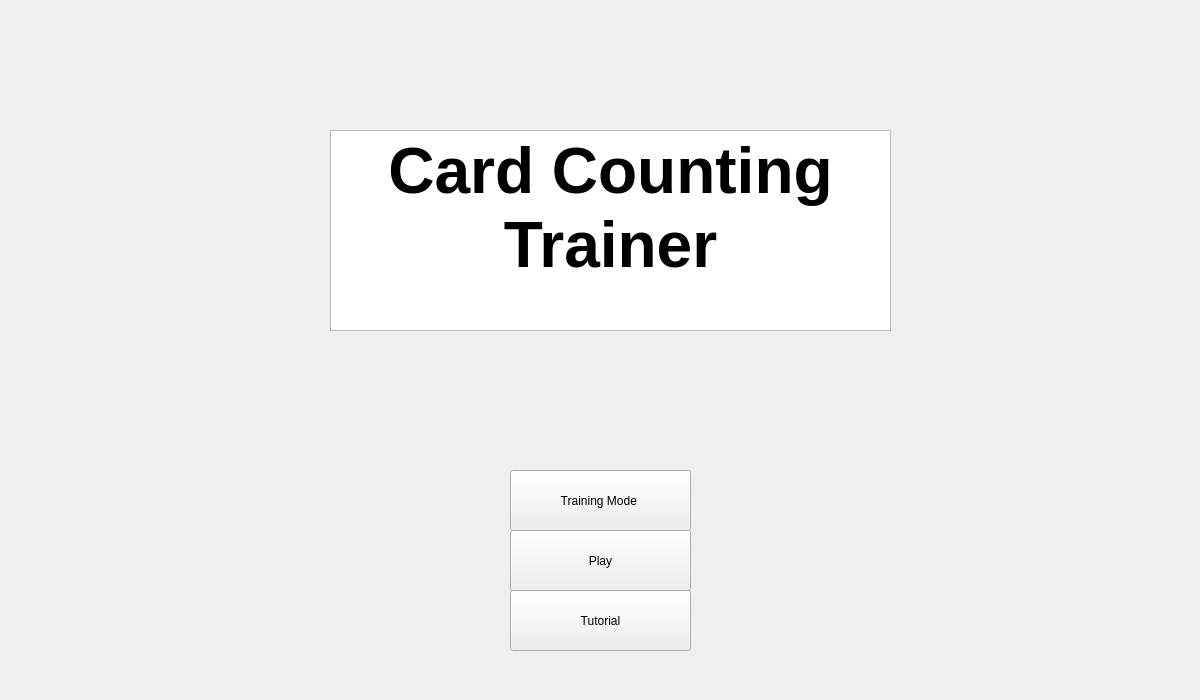
Old version of the form CardCounter/mainwindow.ui in the repository CalebStandfield/full-blackjack-game-engine-with-UI.
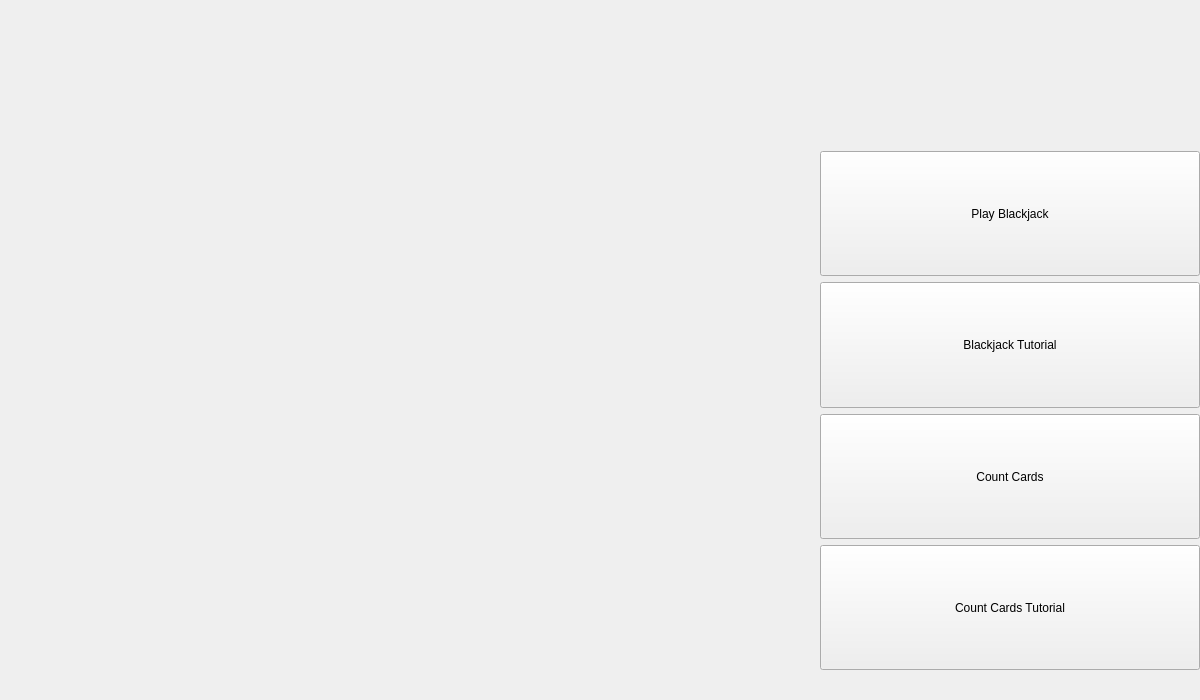
New version of the form. Custom widgets are drawn as their Qt base class.

Commit message: adjusted start menu buttons

Patch:
```diff
--- a/CardCounter/mainwindow.ui
+++ b/CardCounter/mainwindow.ui
@@ -76,64 +76,85 @@
     </property>
     <widget class="QWidget" name="loadingScreen"/>
     <widget class="QWidget" name="startMenu">
-     <widget class="QPushButton" name="trainingMode">
+     <widget class="QWidget" name="startMenuButtonArea" native="true">
       <property name="geometry">
        <rect>
-        <x>490</x>
-        <y>450</y>
-        <width>181</width>
-        <height>61</height>
+        <x>800</x>
+        <y>0</y>
+        <width>380</width>
+        <height>650</height>
        </rect>
       </property>
-      <property name="text">
-       <string>Training Mode </string>
+      <property name="whatsThis">
+       <string notr="true"/>
       </property>
-     </widget>
-     <widget class="QPushButton" name="playMode">
-      <property name="geometry">
-       <rect>
-        <x>490</x>
-        <y>570</y>
-        <width>181</width>
-        <height>61</height>
-       </rect>
-      </property>
-      <property name="text">
-       <string>Tutorial</string>
-      </property>
-     </widget>
-     <widget class="QPushButton" name="tutorialMode">
-      <property name="geometry">
-       <rect>
-        <x>490</x>
-        <y>510</y>
-        <width>181</width>
-        <height>61</height>
-       </rect>
-      </property>
-      <property name="text">
-       <string>Play</string>
-      </property>
-     </widget>
-     <widget class="QTextEdit" name="CardCountring">
-      <property name="geometry">
-       <rect>
-        <x>310</x>
-        <y>110</y>
-        <width>561</width>
-        <height>201</height>
-       </rect>
-      </property>
-      <property name="html">
-       <string>&lt;!DOCTYPE HTML PUBLIC &quot;-//W3C//DTD HTML 4.0//EN&quot; &quot;http://www.w3.org/TR/REC-html40/strict.dtd&quot;&gt;
-&lt;html&gt;&lt;head&gt;&lt;meta name=&quot;qrichtext&quot; content=&quot;1&quot; /&gt;&lt;meta charset=&quot;utf-8&quot; /&gt;&lt;style type=&quot;text/css&quot;&gt;
-p, li { white-space: pre-wrap; }
-hr { height: 1px; border-width: 0; }
-li.unchecked::marker { content: &quot;\2610&quot;; }
-li.checked::marker { content: &quot;\2612&quot;; }
-&lt;/style&gt;&lt;/head&gt;&lt;body style=&quot; font-family:'.AppleSystemUIFont'; font-size:13pt; font-weight:400; font-style:normal;&quot;&gt;
-&lt;p align=&quot;center&quot; style=&quot; margin-top:0px; margin-bottom:0px; margin-left:0px; margin-right:0px; -qt-block-indent:0; text-indent:0px;&quot;&gt;&lt;span style=&quot; font-size:48pt; font-weight:700;&quot;&gt;Card Counting Trainer&lt;/span&gt;&lt;/p&gt;&lt;/body&gt;&lt;/html&gt;</string>
-      </property>
+      <layout class="QVBoxLayout" name="verticalLayout_2">
+       <item>
+        <widget class="QLabel" name="startMenuTitleCard">
+         <property name="sizePolicy">
+          <sizepolicy hsizetype="Minimum" vsizetype="Minimum">
+           <horstretch>0</horstretch>
+           <verstretch>0</verstretch>
+          </sizepolicy>
+         </property>
+         <property name="text">
+          <string/>
+         </property>
+        </widget>
+       </item>
+       <item>
+        <widget class="QPushButton" name="blackjackPlayButton">
+         <property name="sizePolicy">
+          <sizepolicy hsizetype="Minimum" vsizetype="Minimum">
+           <horstretch>0</horstretch>
+           <verstretch>0</verstretch>
+          </sizepolicy>
+         </property>
+         <property name="text">
+          <string>Play Blackjack</string>
+         </property>
+        </widget>
+       </item>
+       <item>
+        <widget class="QPushButton" name="blackjackTutorialButton">
+         <property name="sizePolicy">
+          <sizepolicy hsizetype="Minimum" vsizetype="Minimum">
+           <horstretch>0</horstretch>
+           <verstretch>0</verstretch>
+          </sizepolicy>
+         </property>
+         <property name="text">
+          <string>Blackjack Tutorial</string>
+         </property>
+        </widget>
+       </item>
+       <item>
+        <widget class="QPushButton" name="countCardsPlayButton">
+         <property name="sizePolicy">
+          <sizepolicy hsizetype="Minimum" vsizetype="Minimum">
+           <horstretch>0</horstretch>
+           <verstretch>0</verstretch>
+          </sizepolicy>
+         </property>
+         <property name="text">
+          <string>Count Cards</string>
+         </property>
+        </widget>
+       </item>
+       <item>
+        <widget class="QPushButton" name="countCardsTutorialButton">
+         <property name="sizePolicy">
+          <sizepolicy hsizetype="Minimum" vsizetype="Minimum">
+           <horstretch>0</horstretch>
+           <verstretch>0</verstretch>
+          </sizepolicy>
+         </property>
+         <property name="text">
+          <string>Count Cards Tutorial</string>
+         </property>
+        </widget>
+       </item>
+      </layout>
      </widget>
     </widget>
     <widget class="QWidget" name="playScreen">
```
Left out of the diff: 8 changed lines with no effect on the pictures. The commit also changes 2 other files.
